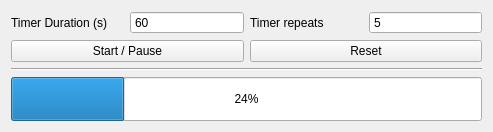
First picture: the form in guitartools/timer.ui, repository ispielman/guitartools, before the edit.
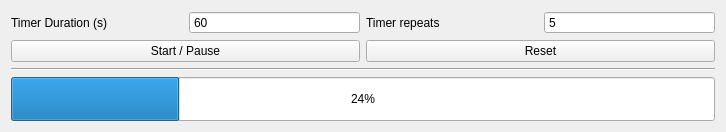
Second picture: the form after the edit. Custom widgets are drawn as their Qt base class.

Commit message: Added UI for "skipped beats" in the metronome.

Patch:
```diff
--- a/guitartools/timer.ui
+++ b/guitartools/timer.ui
@@ -6,7 +6,7 @@
    <rect>
     <x>0</x>
     <y>0</y>
-    <width>493</width>
+    <width>726</width>
     <height>132</height>
    </rect>
   </property>
```
The commit also changes 4 other files.
